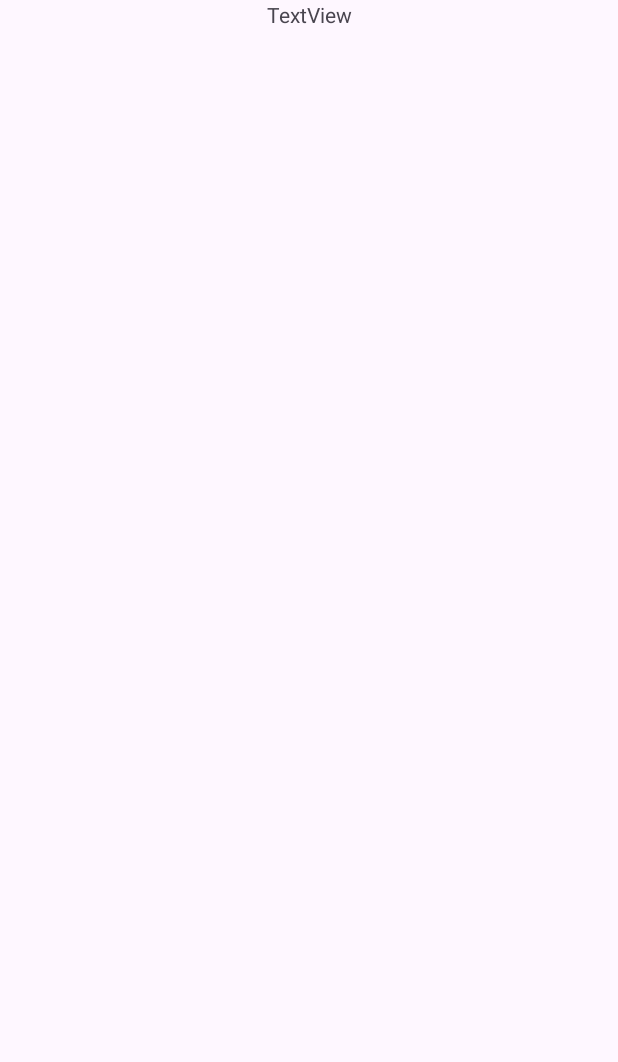
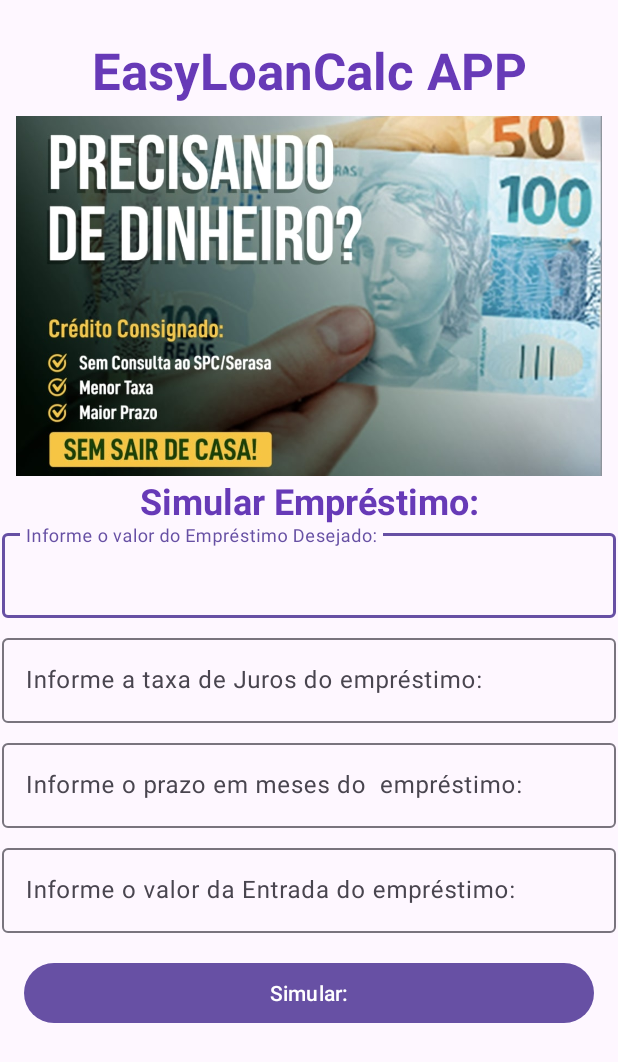
Before and after one commit to Guittsgui/aula04Mobile, an Android app: the screen it shows after launch (MainActivity), on a phone screen of 412 x 824 dp. Before the commit the part shown is almost empty. Shown: the top 1062 px of the screen. Run offline under Robolectric (Android 15) with nearby library versions, the phone set to English and light mode, and no system bars.

Commit message:
packages criados + Main Activity criada

```diff
--- a/app/src/main/AndroidManifest.xml
+++ b/app/src/main/AndroidManifest.xml
@@ -13,7 +13,7 @@
         android:theme="@style/Theme.Aula04"
         tools:targetApi="31">
         <activity
-            android:name=".MainActivity"
+            android:name=".Activity.MainActivity"
             android:exported="true">
             <intent-filter>
                 <action android:name="android.intent.action.MAIN" />
--- /dev/null
+++ b/app/src/main/java/com/example/aula04/Activity/MainActivity.java
@@ -0,0 +1,27 @@
+package com.example.aula04.Activity;
+
+import androidx.appcompat.app.AppCompatActivity;
+
+import android.os.Bundle;
+import android.widget.Button;
+
+import com.example.aula04.R;
+import com.google.android.material.textfield.TextInputLayout;
+
+public class MainActivity extends AppCompatActivity {
+
+    TextInputLayout loanValue, loanFees, monthQuantity, entryValue;
+
+    Button calculateLoanDatasButton;
+
+    @Override
+    protected void onCreate(Bundle savedInstanceState) {
+        super.onCreate(savedInstanceState);
+        setContentView(R.layout.activity_main);
+
+        binding();
+    }
+
+    private void binding() {
+    }
+}
--- a/app/src/main/java/com/example/aula04/MainActivity.java
+++ /dev/null
@@ -1,14 +0,0 @@
-package com.example.aula04;
-
-import androidx.appcompat.app.AppCompatActivity;
-
-import android.os.Bundle;
-
-public class MainActivity extends AppCompatActivity {
-
-    @Override
-    protected void onCreate(Bundle savedInstanceState) {
-        super.onCreate(savedInstanceState);
-        setContentView(R.layout.activity_main);
-    }
-}
--- a/app/src/main/res/layout/activity_main.xml
+++ b/app/src/main/res/layout/activity_main.xml
@@ -4,14 +4,121 @@
     xmlns:tools="http://schemas.android.com/tools"
     android:layout_width="match_parent"
     android:layout_height="match_parent"
-    tools:context=".MainActivity">
+    tools:context=".Activity.MainActivity">
 
     <TextView
         android:id="@+id/textView"
         android:layout_width="wrap_content"
         android:layout_height="wrap_content"
-        android:text="TextView"
+        android:layout_marginTop="24dp"
+        android:text="EasyLoanCalc APP"
+        android:textColor="#673AB7"
+        android:textSize="34sp"
+        android:textStyle="bold"
         app:layout_constraintEnd_toEndOf="parent"
         app:layout_constraintStart_toStartOf="parent"
         app:layout_constraintTop_toTopOf="parent" />
+
+    <ImageView
+        android:id="@+id/imageView"
+        android:layout_width="wrap_content"
+        android:layout_height="240dp"
+        android:layout_marginTop="8dp"
+        app:layout_constraintEnd_toEndOf="parent"
+        app:layout_constraintStart_toStartOf="parent"
+        app:layout_constraintTop_toBottomOf="@+id/textView"
+        app:srcCompat="@drawable/moneyimg" />
+
+    <TextView
+        android:id="@+id/textView2"
+        android:layout_width="wrap_content"
+        android:layout_height="wrap_content"
+        android:text="Simular Empréstimo:"
+        android:textColor="#673AB7"
+        android:textSize="24sp"
+        android:textStyle="bold"
+        app:layout_constraintEnd_toEndOf="parent"
+        app:layout_constraintStart_toStartOf="parent"
+        app:layout_constraintTop_toBottomOf="@+id/imageView" />
+
+    <com.google.android.material.textfield.TextInputLayout
+        android:id="@+id/loanValueTIL"
+        android:layout_width="409dp"
+        android:layout_height="wrap_content"
+        android:layout_marginStart="1dp"
+        android:layout_marginEnd="1dp"
+        app:layout_constraintEnd_toEndOf="parent"
+        app:layout_constraintStart_toStartOf="parent"
+        app:layout_constraintTop_toBottomOf="@+id/textView2">
+
+        <com.google.android.material.textfield.TextInputEditText
+            android:layout_width="match_parent"
+            android:layout_height="wrap_content"
+            android:hint="Informe o valor do Empréstimo Desejado:"
+            android:inputType="number" />
+    </com.google.android.material.textfield.TextInputLayout>
+
+    <com.google.android.material.textfield.TextInputLayout
+        android:id="@+id/loanFeeTIL"
+        android:layout_width="409dp"
+        android:layout_height="wrap_content"
+        android:layout_marginStart="1dp"
+        android:layout_marginTop="8dp"
+        android:layout_marginEnd="1dp"
+        app:layout_constraintEnd_toEndOf="parent"
+        app:layout_constraintStart_toStartOf="parent"
+        app:layout_constraintTop_toBottomOf="@+id/loanValueTIL">
+
+        <com.google.android.material.textfield.TextInputEditText
+            android:layout_width="match_parent"
+            android:layout_height="wrap_content"
+            android:hint="Informe a taxa de Juros do empréstimo:"
+            android:inputType="number" />
+    </com.google.android.material.textfield.TextInputLayout>
+
+    <com.google.android.material.textfield.TextInputLayout
+        android:id="@+id/numberOfMonthsTIL"
+        android:layout_width="409dp"
+        android:layout_height="wrap_content"
+        android:layout_marginStart="1dp"
+        android:layout_marginTop="8dp"
+        android:layout_marginEnd="1dp"
+        app:layout_constraintEnd_toEndOf="parent"
+        app:layout_constraintStart_toStartOf="parent"
+        app:layout_constraintTop_toBottomOf="@+id/loanFeeTIL">
+
+        <com.google.android.material.textfield.TextInputEditText
+            android:layout_width="match_parent"
+            android:layout_height="wrap_content"
+            android:hint="Informe o prazo em meses do  empréstimo:"
+            android:inputType="number" />
+    </com.google.android.material.textfield.TextInputLayout>
+
+    <com.google.android.material.textfield.TextInputLayout
+        android:id="@+id/entryValueTIL"
+        android:layout_width="409dp"
+        android:layout_height="wrap_content"
+        android:layout_marginStart="1dp"
+        android:layout_marginTop="8dp"
+        app:layout_constraintStart_toStartOf="parent"
+        app:layout_constraintTop_toBottomOf="@+id/numberOfMonthsTIL">
+
+        <com.google.android.material.textfield.TextInputEditText
+            android:layout_width="match_parent"
+            android:layout_height="wrap_content"
+            android:hint="Informe o valor da Entrada do empréstimo:"
+            android:inputType="number" />
+    </com.google.android.material.textfield.TextInputLayout>
+
+    <Button
+        android:id="@+id/loanCalculateButton"
+        android:layout_width="0dp"
+        android:layout_height="wrap_content"
+        android:layout_marginStart="16dp"
+        android:layout_marginTop="16dp"
+        android:layout_marginEnd="16dp"
+        android:text="Simular:"
+        app:layout_constraintEnd_toEndOf="parent"
+        app:layout_constraintStart_toStartOf="parent"
+        app:layout_constraintTop_toBottomOf="@+id/entryValueTIL" />
 </androidx.constraintlayout.widget.ConstraintLayout>
```
Also changed, not shown: app/src/main/res/drawable/moneyimg.jpg (added).
